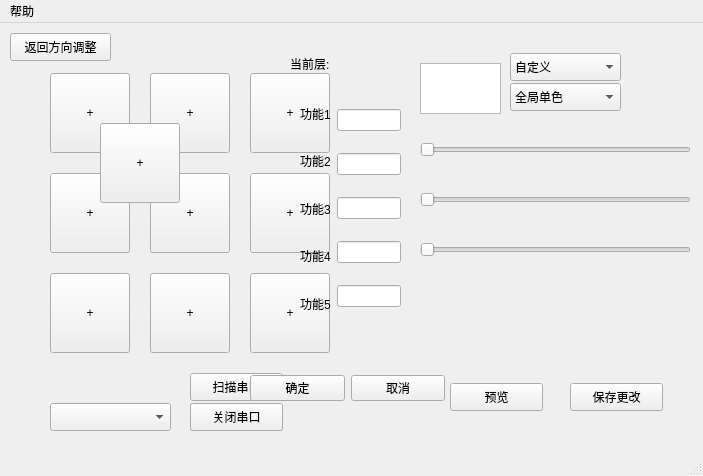
Old version of the form UI/KeyLayout.ui in the repository CATH2/CH552G_9KeyBoard_Change_Value.
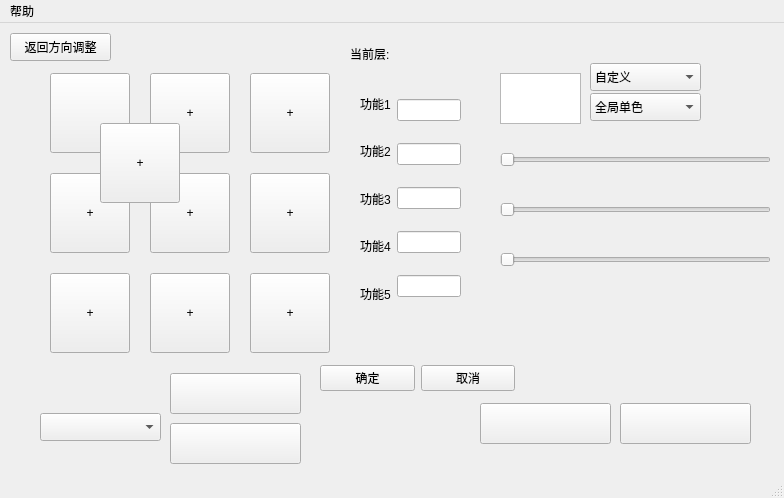
New version of the form. Icons and pictures are not drawn.

The edit to the form file:
```diff
--- a/UI/KeyLayout.ui
+++ b/UI/KeyLayout.ui
@@ -6,8 +6,8 @@
    <rect>
     <x>0</x>
     <y>0</y>
-    <width>703</width>
-    <height>476</height>
+    <width>784</width>
+    <height>498</height>
    </rect>
   </property>
   <property name="windowTitle">
@@ -23,8 +23,11 @@
       <height>80</height>
      </rect>
     </property>
+    <property name="styleSheet">
+     <string notr="true">border-image: url(:/Resource/按键.png);</string>
+    </property>
     <property name="text">
-     <string>+</string>
+     <string/>
     </property>
    </widget>
    <widget class="QPushButton" name="pushButton_2">
@@ -140,8 +143,8 @@
    <widget class="QComboBox" name="comboBox">
     <property name="geometry">
      <rect>
-      <x>510</x>
-      <y>60</y>
+      <x>590</x>
+      <y>70</y>
       <width>111</width>
       <height>28</height>
      </rect>
@@ -171,7 +174,7 @@
     <property name="geometry">
      <rect>
       <x>190</x>
-      <y>380</y>
+      <y>400</y>
       <width>93</width>
       <height>28</height>
      </rect>
@@ -183,8 +186,8 @@
    <widget class="QComboBox" name="comboBox_2">
     <property name="geometry">
      <rect>
-      <x>50</x>
-      <y>380</y>
+      <x>40</x>
+      <y>390</y>
       <width>121</width>
       <height>28</height>
      </rect>
@@ -193,40 +196,49 @@
    <widget class="QPushButton" name="pushButton_preview">
     <property name="geometry">
      <rect>
-      <x>450</x>
-      <y>360</y>
-      <width>93</width>
-      <height>28</height>
+      <x>480</x>
+      <y>380</y>
+      <width>131</width>
+      <height>41</height>
      </rect>
     </property>
+    <property name="styleSheet">
+     <string notr="true">border-image: url(:/Resource/预览.png);</string>
+    </property>
     <property name="text">
-     <string>预览</string>
+     <string/>
     </property>
    </widget>
    <widget class="QPushButton" name="pushButton_save">
     <property name="geometry">
      <rect>
-      <x>570</x>
-      <y>360</y>
-      <width>93</width>
-      <height>28</height>
+      <x>620</x>
+      <y>380</y>
+      <width>131</width>
+      <height>41</height>
      </rect>
     </property>
+    <property name="styleSheet">
+     <string notr="true">border-image: url(:/Resource/保存更改.png);</string>
+    </property>
     <property name="text">
-     <string>保存更改</string>
+     <string/>
     </property>
    </widget>
    <widget class="QPushButton" name="pushButton_close">
     <property name="geometry">
      <rect>
-      <x>190</x>
-      <y>380</y>
-      <width>93</width>
-      <height>28</height>
+      <x>170</x>
+      <y>400</y>
+      <width>131</width>
+      <height>41</height>
      </rect>
     </property>
+    <property name="styleSheet">
+     <string notr="true">border-image: url(:/Resource/关闭串口.png);</string>
+    </property>
     <property name="text">
-     <string>关闭串口</string>
+     <string/>
     </property>
    </widget>
    <widget class="QPushButton" name="pushButton_back">
@@ -245,14 +257,17 @@
    <widget class="QPushButton" name="pushButton_scan">
     <property name="geometry">
      <rect>
-      <x>190</x>
+      <x>170</x>
       <y>350</y>
-      <width>93</width>
-      <height>28</height>
+      <width>131</width>
+      <height>41</height>
      </rect>
     </property>
+    <property name="styleSheet">
+     <string notr="true">border-image: url(:/Resource/扫描串口.png);</string>
+    </property>
     <property name="text">
-     <string>扫描串口</string>
+     <string/>
     </property>
    </widget>
    <widget class="QLabel" name="label_LinkState">
@@ -271,8 +286,8 @@
    <widget class="QTextBrowser" name="Canvas">
     <property name="geometry">
      <rect>
-      <x>420</x>
-      <y>40</y>
+      <x>500</x>
+      <y>50</y>
       <width>81</width>
       <height>51</height>
      </rect>
@@ -281,8 +296,8 @@
    <widget class="QWidget" name="layoutWidget">
     <property name="geometry">
      <rect>
-      <x>420</x>
-      <y>90</y>
+      <x>500</x>
+      <y>100</y>
       <width>271</width>
       <height>176</height>
      </rect>
@@ -323,8 +338,8 @@
    <widget class="QComboBox" name="comboBox_3">
     <property name="geometry">
      <rect>
-      <x>510</x>
-      <y>30</y>
+      <x>590</x>
+      <y>40</y>
       <width>111</width>
       <height>28</height>
      </rect>
@@ -361,8 +376,8 @@
    <widget class="QLabel" name="label_Now_Layout">
     <property name="geometry">
      <rect>
-      <x>290</x>
-      <y>30</y>
+      <x>350</x>
+      <y>20</y>
       <width>111</width>
       <height>21</height>
      </rect>
@@ -374,8 +389,8 @@
    <widget class="QWidget" name="layoutWidget_3">
     <property name="geometry">
      <rect>
-      <x>250</x>
-      <y>350</y>
+      <x>320</x>
+      <y>340</y>
       <width>195</width>
       <height>31</height>
      </rect>
@@ -383,6 +398,9 @@
     <layout class="QHBoxLayout" name="horizontalLayout_4">
      <item>
       <widget class="QPushButton" name="pushButton_Yes">
+       <property name="styleSheet">
+        <string notr="true"/>
+       </property>
        <property name="text">
         <string>确定</string>
        </property>
@@ -397,11 +415,11 @@
      </item>
     </layout>
    </widget>
-   <widget class="QWidget" name="">
+   <widget class="QWidget" name="layoutWidget">
     <property name="geometry">
      <rect>
-      <x>300</x>
-      <y>70</y>
+      <x>360</x>
+      <y>60</y>
       <width>101</width>
       <height>231</height>
      </rect>
@@ -476,7 +494,7 @@
     <rect>
      <x>0</x>
      <y>0</y>
-     <width>703</width>
+     <width>784</width>
      <height>26</height>
     </rect>
    </property>
```
Left out of the diff: 18 changed lines with no effect on the pictures.
